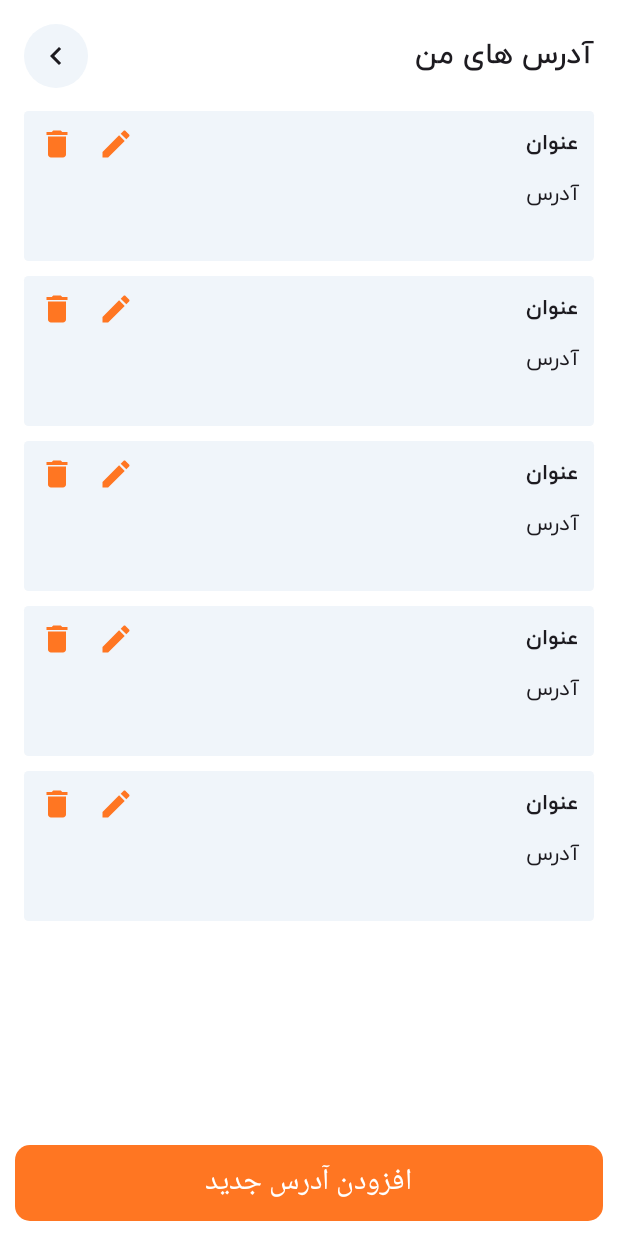
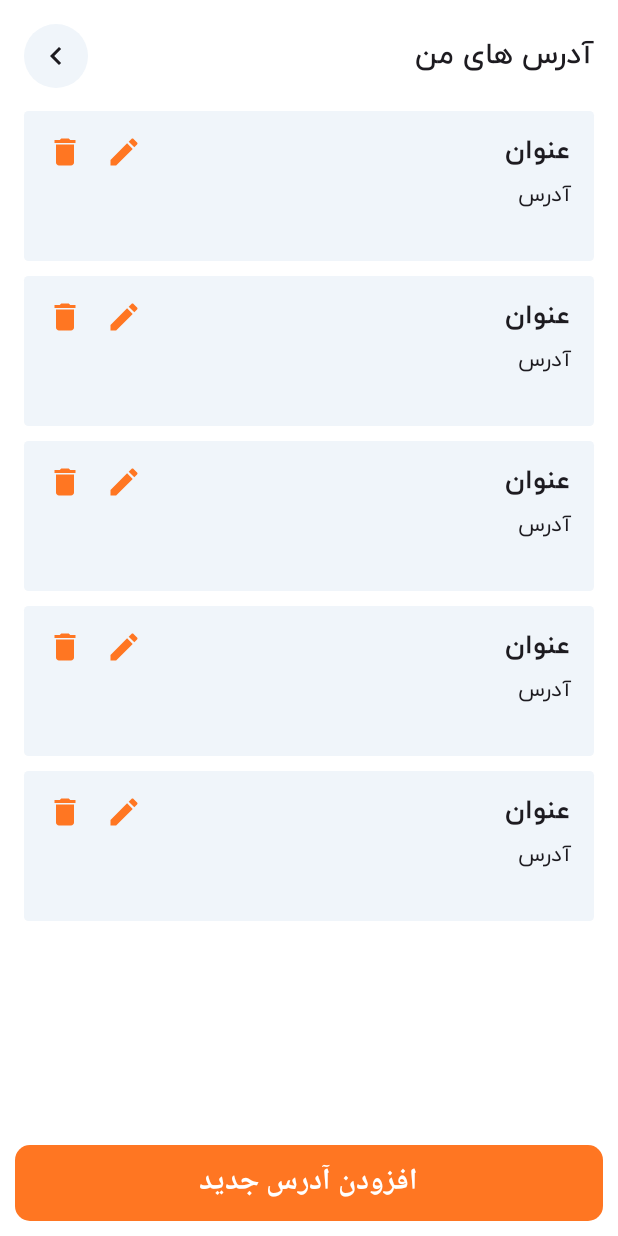
Before and after one commit to AliAyali/market_baz, an Android app built with Jetpack Compose: the AddressScreen screen opened through its navigation route, on a phone screen of 412 x 824 dp. Run offline under Robolectric (Android 15) with nearby library versions, the phone set to English and light mode, and no system bars; our stand-ins replace Dagger/Hilt's generated code, Room's generated code.

Commit message:
create(AddressDatabase): Building an address database

```diff
--- /dev/null
+++ b/app/src/main/java/com/aliayali/market_baz/data/local/database/dao/AddressDao.kt
@@ -0,0 +1,31 @@
+package com.aliayali.market_baz.data.local.database.dao
+
+import androidx.room.Dao
+import androidx.room.Delete
+import androidx.room.Insert
+import androidx.room.OnConflictStrategy
+import androidx.room.Query
+import androidx.room.Update
+import com.aliayali.market_baz.data.local.database.entity.AddressEntity
+import com.aliayali.market_baz.data.local.database.entity.ProductEntity
+import kotlinx.coroutines.flow.Flow
+
+@Dao
+interface AddressDao {
+
+    @Insert(onConflict = OnConflictStrategy.REPLACE)
+    suspend fun insertAddress(address: AddressEntity)
+
+    @Update
+    suspend fun updateAddress(address: AddressEntity)
+
+    @Delete
+    suspend fun deleteAddress(address: AddressEntity)
+
+    @Query("SELECT * FROM address_table WHERE id = :addressId LIMIT 1")
+    suspend fun getAddressById(addressId: Int): AddressEntity?
+
+    @Query("SELECT * FROM address_table")
+    fun getAllAddresses(): Flow<List<AddressEntity>>
+
+}
--- a/app/src/main/java/com/aliayali/market_baz/di/DatabaseModule.kt
+++ b/app/src/main/java/com/aliayali/market_baz/di/DatabaseModule.kt
@@ -6,6 +6,7 @@ import androidx.room.RoomDatabase
 import androidx.sqlite.db.SupportSQLiteDatabase
 import com.aliayali.market_baz.R
 import com.aliayali.market_baz.data.local.database.MyDataBase
+import com.aliayali.market_baz.data.local.database.dao.AddressDao
 import com.aliayali.market_baz.data.local.database.dao.FavoriteDao
 import com.aliayali.market_baz.data.local.database.dao.ProductDao
 import com.aliayali.market_baz.data.local.database.dao.ShoppingCardDao
@@ -80,4 +81,9 @@ object DatabaseModule {
         return database.favoriteDao()
     }
 
+    @Provides
+    fun provideAddressDao(database: MyDataBase): AddressDao {
+        return database.addressDao()
+    }
+
 }
--- a/app/src/main/java/com/aliayali/market_baz/presentation/components/AddressItem.kt
+++ b/app/src/main/java/com/aliayali/market_baz/presentation/components/AddressItem.kt
@@ -15,14 +15,16 @@ import androidx.compose.material.icons.Icons
 import androidx.compose.material.icons.filled.Delete
 import androidx.compose.material.icons.filled.Edit
 import androidx.compose.material3.Icon
+import androidx.compose.material3.MaterialTheme
 import androidx.compose.material3.Text
 import androidx.compose.runtime.Composable
-import androidx.compose.ui.Alignment
 import androidx.compose.ui.Modifier
 import androidx.compose.ui.graphics.Color
+import androidx.compose.ui.text.font.FontStyle
 import androidx.compose.ui.text.font.FontWeight
 import androidx.compose.ui.text.style.TextAlign
 import androidx.compose.ui.unit.dp
+import androidx.compose.ui.unit.sp
 import com.aliayali.market_baz.ui.theme.BrightOrange
 
 @Composable
@@ -34,7 +36,7 @@ fun AddressItem(
     onClick: () -> Unit,
 ) {
 
-    Row(
+    Column(
         modifier = Modifier
             .fillMaxWidth()
             .background(
@@ -45,11 +47,13 @@ fun AddressItem(
             .height(80.dp)
             .clickable {
                 onClick()
-            },
-        horizontalArrangement = Arrangement.SpaceBetween
+            }
     ) {
-        Column(
-            horizontalAlignment = Alignment.CenterHorizontally
+        Row(
+            modifier = Modifier
+                .fillMaxWidth()
+                .padding(horizontal = 5.dp, vertical = 5.dp),
+            horizontalArrangement = Arrangement.SpaceBetween
         ) {
             Row {
                 Icon(
@@ -70,23 +74,20 @@ fun AddressItem(
                     }
                 )
             }
-        }
-        Column(
-            verticalArrangement = Arrangement.spacedBy(10.dp)
-        ) {
             Text(
-                modifier = Modifier.fillMaxWidth(),
                 text = title,
                 fontWeight = FontWeight.ExtraBold,
-                textAlign = TextAlign.End
-            )
-            Text(
-                modifier = Modifier.fillMaxWidth(),
-                text = detail,
-                textAlign = TextAlign.End
+                textAlign = TextAlign.End,
+                fontSize = 20.sp
             )
         }
-
+        Text(
+            modifier = Modifier
+                .fillMaxWidth()
+                .padding(horizontal = 5.dp),
+            text = detail,
+            textAlign = TextAlign.End
+        )
     }
 
 }
--- a/app/src/main/java/com/aliayali/market_baz/presentation/screens/address/AddressScreen.kt
+++ b/app/src/main/java/com/aliayali/market_baz/presentation/screens/address/AddressScreen.kt
@@ -21,6 +21,7 @@ import androidx.compose.material3.Text
 import androidx.compose.runtime.Composable
 import androidx.compose.ui.Alignment
 import androidx.compose.ui.Modifier
+import androidx.compose.ui.text.font.FontWeight
 import androidx.compose.ui.unit.dp
 import androidx.compose.ui.unit.sp
 import androidx.hilt.navigation.compose.hiltViewModel
@@ -98,7 +99,8 @@ fun AddressScreen(
             ) {
                 Text(
                     text = "افزودن آدرس جدید",
-                    fontSize = 20.sp
+                    fontSize = 20.sp,
+                    fontWeight = FontWeight.ExtraBold
                 )
             }
         }
```
Also changed, not shown: app/src/main/java/com/aliayali/market_baz/data/local/database/MyDataBase.kt (+7 -2 lines), app/src/main/java/com/aliayali/market_baz/data/local/database/entity/AddressEntity.kt (added, +15 -0 lines), app/src/main/java/com/aliayali/market_baz/data/repository/AddressRepositoryImpl.kt (added, +26 -0 lines), app/src/main/java/com/aliayali/market_baz/di/RepositoryModule.kt (+7 -0 lines), app/src/main/java/com/aliayali/market_baz/domain/repository/AddressRepository.kt (added, +12 -0 lines).
